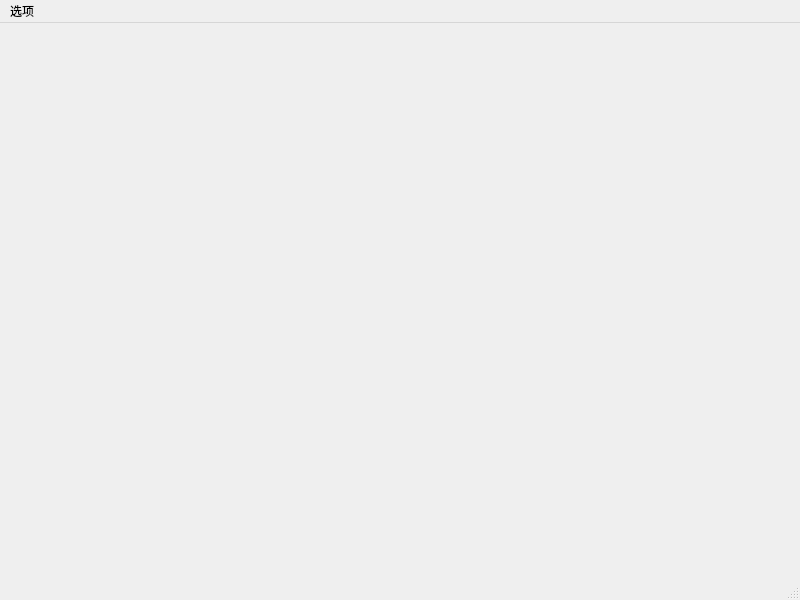
First picture: the form in mainwindow.ui, repository Saramandaaa/MyGame, before the edit.
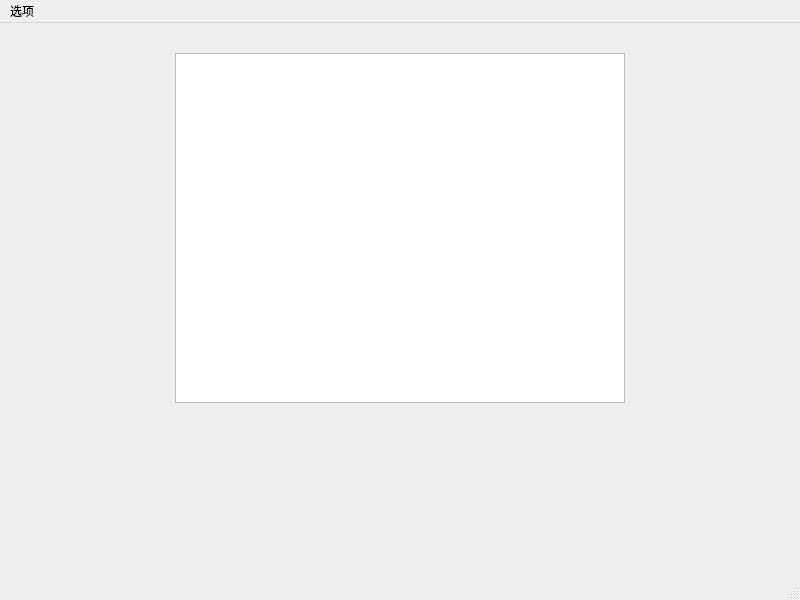
Second picture: the form after the edit.

What changed in the file:
```diff
--- a/mainwindow.ui
+++ b/mainwindow.ui
@@ -14,20 +14,25 @@
    <string>MainWindow</string>
   </property>
   <widget class="QWidget" name="centralwidget">
-   <widget class="QLabel" name="label">
+   <widget class="QWidget" name="verticalLayoutWidget">
     <property name="geometry">
      <rect>
-      <x>150</x>
-      <y>150</y>
-      <width>500</width>
-      <height>300</height>
+      <x>60</x>
+      <y>390</y>
+      <width>661</width>
+      <height>161</height>
      </rect>
     </property>
-    <property name="text">
-     <string/>
-    </property>
-    <property name="alignment">
-     <set>Qt::AlignLeading|Qt::AlignLeft|Qt::AlignTop</set>
+    <layout class="QVBoxLayout" name="buttonsLayout"/>
+   </widget>
+   <widget class="QTextBrowser" name="textBrowser">
+    <property name="geometry">
+     <rect>
+      <x>175</x>
+      <y>30</y>
+      <width>450</width>
+      <height>350</height>
+     </rect>
     </property>
    </widget>
   </widget>
```
